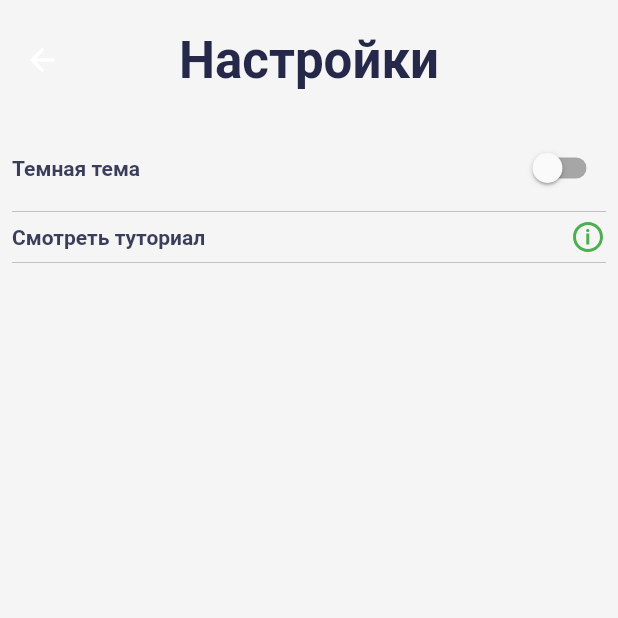
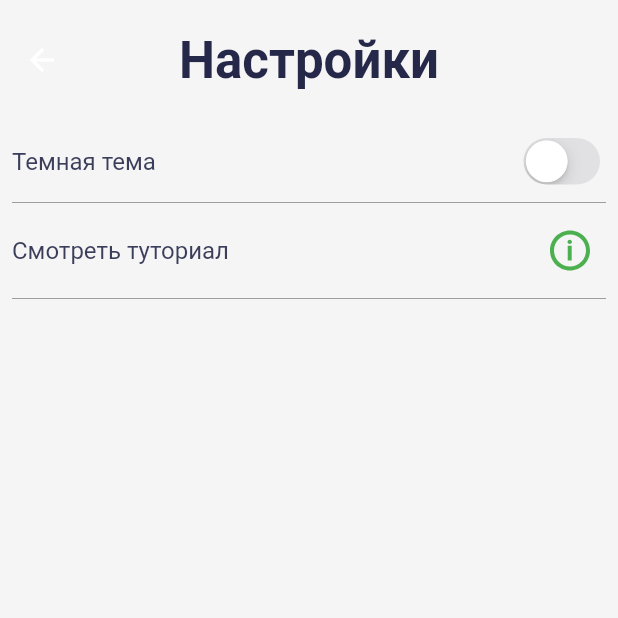
Before and after one commit to romankirpichnikov/places, a Flutter app: the SettingsScreen screen opened directly, on a phone screen of 412 x 824 dp, the top half of it. Run offline on Flutter 3.47's test engine with Material 2 defaults, Android fonts, the phone set to English and light mode, and no system bars; our stand-ins replace flutter_svg; network calls fail.

Commit message:
styling text

```diff
--- a/lib/constants/domain/app_text_styles.dart
+++ b/lib/constants/domain/app_text_styles.dart
@@ -15,6 +15,16 @@ class AppTextStyles {
     color: AppColors.lTextBase,
     fontWeight: FontWeight.w400,
     decoration: TextDecoration.none,
+  );
+
+  static const lSettingsText = TextStyle(
+    fontSize: 16,
+    color: AppColors.lTextBase,
+    fontWeight: FontWeight.w400,
+  );
+
+  static final dSettingsText = lSettingsText.copyWith(
+    color: AppColors.backgroundColor,
   );
 
   static final dBaseText = lBaseText.copyWith(
--- a/lib/ui/screens/res/themes.dart
+++ b/lib/ui/screens/res/themes.dart
@@ -15,6 +15,7 @@ class AppTheme {
       bodyMedium: AppTextStyles.baseTextBold,
       headlineMedium: AppTextStyles.lHeavyWeightTitle,
       bodyLarge: AppTextStyles.lMainTitle,
+      labelMedium: AppTextStyles.lSettingsText,
     ),
   );
 
@@ -29,6 +30,7 @@ class AppTheme {
       bodyMedium: AppTextStyles.dBaseTextBold,
       headlineMedium: AppTextStyles.dHeavyWeightTitle,
       bodyLarge: AppTextStyles.dMainTitle,
+      labelMedium: AppTextStyles.dSettingsText,
     ),
   );
 
--- a/lib/ui/screens/settings_screen.dart
+++ b/lib/ui/screens/settings_screen.dart
@@ -1,3 +1,4 @@
+import 'package:flutter/cupertino.dart';
 import 'package:flutter/material.dart';
 import 'package:flutter_svg/flutter_svg.dart';
 import 'package:places/constants/domain/app_icons.dart';
@@ -33,35 +34,51 @@ class _SettingsScreenState extends State<SettingsScreen> {
             Row(
               mainAxisAlignment: MainAxisAlignment.spaceBetween,
               children: [
-                const Text(AppStrings.darkTheme),
-                Switch(
+                Text(
+                  AppStrings.darkTheme,
+                  style: Theme.of(context).textTheme.labelMedium,
+                ),
+                CupertinoSwitch(
                   value: themeProvider.isDarkMode,
                   onChanged: (value) => themeProvider.toggleTheme(),
                 ),
               ],
             ),
-            const Divider(
-              color: Colors.grey,
-              thickness: 0.4,
-              height: 10,
-            ),
+            const _SettingsDevider(),
             Row(
               mainAxisAlignment: MainAxisAlignment.spaceBetween,
               children: [
-                const Text(AppStrings.onboarding),
-                SvgPicture.asset(
-                  AppIcons.information,
+                Text(
+                  AppStrings.onboarding,
+                  style: Theme.of(context).textTheme.labelMedium,
+                ),
+                Padding(
+                  padding: const EdgeInsets.all(8.0),
+                  child: SizedBox(
+                    height: 32,
+                    width: 32,
+                    child: SvgPicture.asset(
+                      AppIcons.information,
+                    ),
+                  ),
                 ),
               ],
             ),
-            const Divider(
-              color: Colors.grey,
-              thickness: 0.4,
-              height: 10,
-            ),
+            const _SettingsDevider(),
           ],
         ),
       ),
     );
   }
 }
+
+class _SettingsDevider extends StatelessWidget {
+  const _SettingsDevider();
+
+  @override
+  Widget build(BuildContext context) {
+    return const Divider(
+      color: Colors.grey,
+    );
+  }
+}
```
